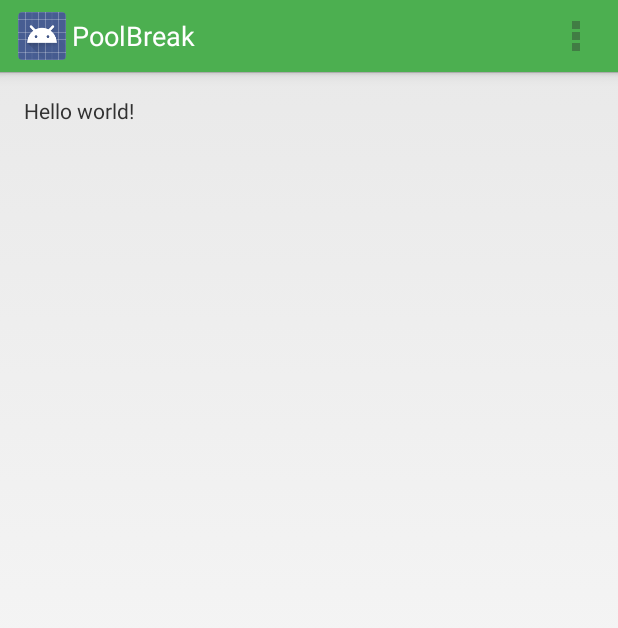
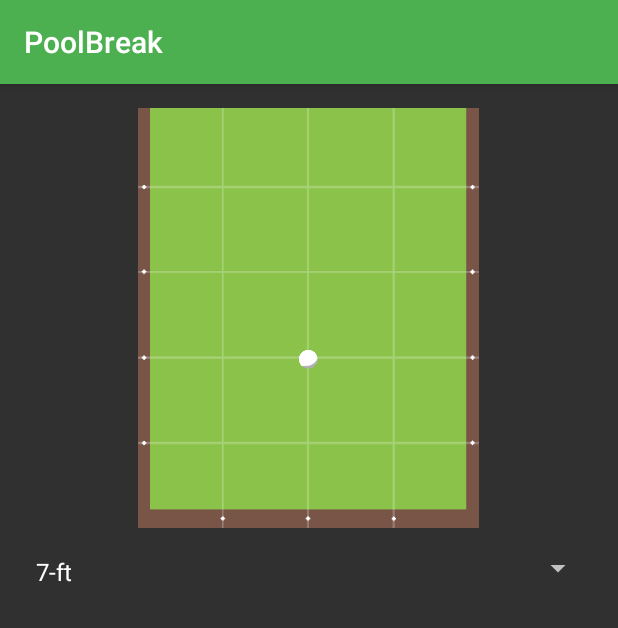
Before and after one commit to abatilo/PoolBreak, an Android app: the screen it shows after launch (MainActivity), on a phone screen of 412 x 824 dp. Shown: the top 628 px of the screen. Run offline under Robolectric (Android 15) with nearby library versions, the phone set to English and light mode, and no system bars.

Commit message:
Experimenting with placing the cueball

```diff
--- a/app/src/main/java/com/thoughtbacon/poolbreak/MainActivity.java
+++ b/app/src/main/java/com/thoughtbacon/poolbreak/MainActivity.java
@@ -24,11 +24,15 @@
 
 package com.thoughtbacon.poolbreak;
 
-import android.app.Activity;
 import android.os.Bundle;
+import android.support.v7.app.ActionBarActivity;
 import android.util.Log;
-import android.view.Menu;
-import android.view.MenuItem;
+import android.view.MotionEvent;
+import android.view.View;
+import android.widget.ArrayAdapter;
+import android.widget.ImageView;
+import android.widget.RelativeLayout;
+import android.widget.Spinner;
 
 import com.throughbacon.poolbreak.sounddetector.SoundDetector;
 
@@ -38,8 +42,8 @@ import be.tarsos.dsp.io.android.AudioDispatcherFactory;
 import be.tarsos.dsp.pitch.PitchDetectionHandler;
 import be.tarsos.dsp.pitch.PitchDetectionResult;
 
-public class MainActivity extends Activity {
-    final String LOG = MainActivity.class.getSimpleName();
+public class MainActivity extends ActionBarActivity {
+    final String TAG = MainActivity.class.getSimpleName();
 
     @Override
     protected void onCreate(Bundle savedInstanceState) {
@@ -56,7 +60,7 @@ public class MainActivity extends Activity {
         PitchDetectionHandler pdh = new PitchDetectionHandler() {
             @Override
             public void handlePitch(PitchDetectionResult pitchDetectionResult, AudioEvent audioEvent) {
-                Log.d(LOG, "" + pitchDetectionResult.getPitch());
+                Log.d(TAG, "" + pitchDetectionResult.getPitch());
             }
         };
 
@@ -65,28 +69,53 @@ public class MainActivity extends Activity {
         dispatcher.addAudioProcessor(soundDetector.getSilenceDetector());
         dispatcher.addAudioProcessor(soundDetector);
 
-        new Thread(dispatcher,"Sound Detector").start();
-    }
+        //new Thread(dispatcher,"Sound Detector").start();
 
-    @Override
-    public boolean onCreateOptionsMenu(Menu menu) {
-        // Inflate the menu; this adds items to the action bar if it is present.
-        getMenuInflater().inflate(R.menu.menu_main, menu);
-        return true;
-    }
+        RelativeLayout setupLayout = (RelativeLayout) findViewById(R.id.setup_layout);
 
-    @Override
-    public boolean onOptionsItemSelected(MenuItem item) {
-        // Handle action bar item clicks here. The action bar will
-        // automatically handle clicks on the Home/Up button, so long
-        // as you specify a parent activity in AndroidManifest.xml.
-        int id = item.getItemId();
+        ImageView ball = (ImageView) findViewById(R.id.cue_ball);
 
-        //noinspection SimplifiableIfStatement
-        if (id == R.id.action_settings) {
-            return true;
-        }
 
-        return super.onOptionsItemSelected(item);
+
+        setupLayout.setOnTouchListener(new View.OnTouchListener() {
+            float touchStartX = 0;
+            float touchStartY = 0;
+
+            @Override
+            public boolean onTouch(View v, MotionEvent event) {
+                if (event.getAction() == MotionEvent.ACTION_DOWN) {
+                    touchStartX = event.getX();
+                    touchStartY = event.getY();
+                }
+                else if (event.getAction() == MotionEvent.ACTION_UP) {
+
+                }
+                else if (event.getAction() == MotionEvent.ACTION_MOVE) {
+                    ImageView ball = (ImageView) findViewById(R.id.cue_ball);
+                    float ballStartX = ball.getX();
+                    float ballStartY = ball.getY();
+
+                    float deltaX = event.getX() - touchStartX;
+                    float deltaY = event.getY() - touchStartY;
+                    float ballNewX = ballStartX + deltaX;
+                    float ballNewY = ballStartY + deltaY;
+                    Log.d(TAG, "Moved: (" + deltaX + ", " + deltaY + ")");
+
+                    if (ballNewY < ballStartY)
+                    ball.setX(ballNewX);
+                    ball.setY(ballNewY);
+                    touchStartX = event.getX();
+                    touchStartY = event.getY();
+                }
+                return true;
+            }
+        });
+
+        Spinner sizeSpinner = (Spinner) findViewById(R.id.size_spinner);
+        ArrayAdapter<CharSequence> spinnerAdapter =
+                ArrayAdapter.createFromResource(this,
+                                                R.array.size_values,
+                                                android.R.layout.simple_spinner_dropdown_item);
+        sizeSpinner.setAdapter(spinnerAdapter);
     }
 }
--- a/app/src/main/java/com/throughbacon/poolbreak/sounddetector/SoundDetector.java
+++ b/app/src/main/java/com/throughbacon/poolbreak/sounddetector/SoundDetector.java
@@ -54,8 +54,7 @@ public class SoundDetector implements AudioProcessor {
     private void handleSound() {
         if (silenceDetector.currentSPL() > threshold) {
             // TODO Have this method store detected noises for velocity calculations
-            //Log.d(TAG, silenceDetector.currentSPL() + "");
-            Log.d(TAG, "" + System.nanoTime());
+            Log.d(TAG, silenceDetector.currentSPL() + "");
         }
     }
 
--- a/app/src/main/res/layout/activity_main.xml
+++ b/app/src/main/res/layout/activity_main.xml
@@ -5,8 +5,43 @@
     android:paddingTop="@dimen/activity_vertical_margin"
     android:paddingBottom="@dimen/activity_vertical_margin" tools:context=".MainActivity">
 
-    <TextView
-        android:id="@+id/textView1" android:text="@string/hello_world" android:layout_width="wrap_content"
-        android:layout_height="wrap_content" />
+    <LinearLayout
+        android:layout_width="fill_parent"
+        android:layout_height="wrap_content"
+        android:orientation="vertical"
+        android:id="@+id/linearLayout">
+
+        <RelativeLayout
+            android:id="@+id/setup_layout"
+            android:layout_width="fill_parent"
+            android:layout_height="280dp">
+
+            <ImageView
+                android:id="@+id/image_table"
+                android:layout_width="wrap_content"
+                android:layout_height="wrap_content"
+                android:layout_centerHorizontal="true"
+                android:src="@drawable/pool_table"/>
+
+            <ImageView
+                android:id="@+id/cue_ball"
+                android:layout_width="wrap_content"
+                android:layout_height="wrap_content"
+                android:src="@drawable/cue_ball"
+                android:layout_centerVertical="true"
+                android:layout_centerHorizontal="true"
+                android:paddingTop="55dp"/>
+
+        </RelativeLayout>
+
+        <Spinner
+            android:layout_width="fill_parent"
+            android:layout_height="wrap_content"
+            android:paddingTop="5dp"
+            android:id="@+id/size_spinner"
+            />
+
+    </LinearLayout>
+
 
 </RelativeLayout>
--- a/app/src/main/res/menu/menu_main.xml
+++ /dev/null
@@ -1,6 +0,0 @@
-<menu xmlns:android="http://schemas.android.com/apk/res/android"
-    xmlns:app="http://schemas.android.com/apk/res-auto"
-    xmlns:tools="http://schemas.android.com/tools" tools:context=".MainActivity">
-    <item android:id="@+id/action_settings" android:title="@string/action_settings"
-        android:orderInCategory="100" app:showAsAction="never" />
-</menu>
--- a/app/src/main/res/values/colors.xml
+++ b/app/src/main/res/values/colors.xml
@@ -24,6 +24,7 @@
   -->
 
 <resources>
-    <item name="green_500" type="color">#4CAF50</item>
+    <item name="material_green_500" type="color">#4CAF50</item>
+    <item name="material_green_600" type="color">#43A047</item>
     <item name="white" type="color">#FFF</item>
 </resources>
--- a/app/src/main/res/values/strings.xml
+++ b/app/src/main/res/values/strings.xml
@@ -2,5 +2,9 @@
     <string name="app_name">PoolBreak</string>
 
     <string name="hello_world">Hello world!</string>
-    <string name="action_settings">Settings</string>
+
+    <string-array name="size_values">
+        <item>7-ft</item>
+        <item>8-ft</item>
+    </string-array>
 </resources>
--- a/app/src/main/res/values/styles.xml
+++ b/app/src/main/res/values/styles.xml
@@ -1,18 +1,9 @@
 <resources>
 
-    <style name="PoolBreak.Theme" parent="@android:style/Theme.Holo.Light">
-        <item name="android:actionBarStyle">@style/PoolBreak.Theme.ActionBar</item>
-    </style>
-
-    <!-- Action Bar Style -->
-    <style name="PoolBreak.Theme.ActionBar" parent="@android:style/Widget.Holo.Light.ActionBar">
-        <item name="android:background">@color/green_500</item>
-        <item name="android:titleTextStyle">@style/PoolBreak.Theme.ActionBar.TitleText</item>
-    </style>
-
-    <!-- Action Bar text style -->
-    <style name="PoolBreak.Theme.ActionBar.TitleText" parent="@android:style/TextAppearance.Holo.Widget.ActionBar.Title">
-        <item name="android:textColor">@color/white</item>
+    <style name="PoolBreak.Theme" parent="Theme.AppCompat">
+        <item name="colorPrimary">@color/material_green_500</item>
+        <item name="colorPrimaryDark">@color/material_green_600</item>
+        <item name="android:textColorPrimary">@color/white</item>
     </style>
 
 </resources>
```
